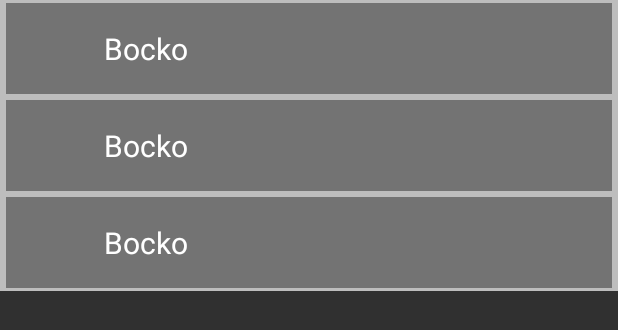
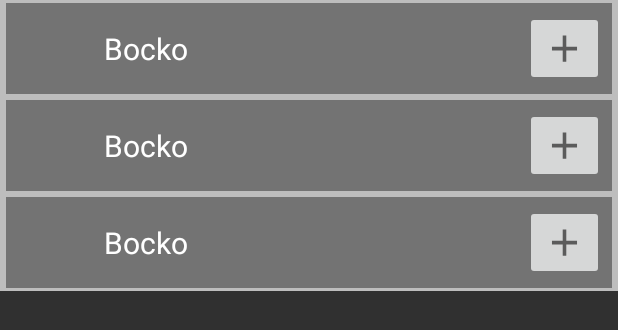
Before and after one commit to Bocko/CsStats, an Android app: the layout fragment_detail_friendlist.xml on its own in the app's theme, with its tools: preview values and no code run, on a phone screen of 412 x 824 dp. Shown: the top 330 px of the screen. Run offline under Robolectric (Android 15) with nearby library versions, the phone set to English and light mode, and no system bars.

Commit message:
added add player from friend list

```diff
--- a/app/src/main/java/hu/bme/aut/android/stats/detail/DetailActivity.kt
+++ b/app/src/main/java/hu/bme/aut/android/stats/detail/DetailActivity.kt
@@ -1,5 +1,6 @@
 package hu.bme.aut.android.stats.detail
 
+import android.content.Intent
 import androidx.appcompat.app.AppCompatActivity
 import android.os.Bundle
 import android.util.Log
@@ -9,6 +10,7 @@
 import hu.bme.aut.android.stats.R
 import hu.bme.aut.android.stats.databinding.ActivityDetailBinding
 import hu.bme.aut.android.stats.detail.adapter.DetailPagerAdapter
+import hu.bme.aut.android.stats.detail.fragment.adapter.FriendAdapter
 import hu.bme.aut.android.stats.model.ban.BanData
 import hu.bme.aut.android.stats.model.friends.FriendlistData
 import hu.bme.aut.android.stats.model.inventory.InventoryData
@@ -84,6 +86,8 @@
         }
         return super.onOptionsItemSelected(item)
     }
+
+
 
     override fun getProfileData(): ProfileData? = profileData
     override fun getStatsData(): PlayerStatsData? = statsData
--- /dev/null
+++ b/app/src/main/res/drawable/ic_baseline_add_24.xml
@@ -0,0 +1,5 @@
+<vector android:height="24dp" android:tint="#5B5B5B"
+    android:viewportHeight="24" android:viewportWidth="24"
+    android:width="24dp" xmlns:android="http://schemas.android.com/apk/res/android">
+    <path android:fillColor="@android:color/white" android:pathData="M19,13h-6v6h-2v-6H5v-2h6V5h2v6h6v2z"/>
+</vector>
--- a/app/src/main/res/layout/item_friend.xml
+++ b/app/src/main/res/layout/item_friend.xml
@@ -22,7 +22,8 @@
         <ImageView
             android:id="@+id/ivFriendImg"
             android:layout_width="50dp"
-            android:layout_height="50dp"/>
+            android:layout_height="50dp"
+            android:contentDescription="@string/friendpic" />
 
         <TextView
             android:id="@+id/tvFriendName"
@@ -36,5 +37,15 @@
             android:layout_marginRight="10dp"
             android:layout_gravity="center"/>
 
+        <ImageButton
+            android:id="@+id/ibAdd"
+            android:layout_width="25dp"
+            android:layout_height="50dp"
+            android:layout_gravity="center_vertical"
+            android:layout_weight="1"
+            android:scaleType="fitXY"
+            android:src="@drawable/ic_baseline_add_24"
+            android:contentDescription="@string/deletebutton" />
+
     </LinearLayout>
 </LinearLayout>
--- a/app/src/main/res/values/strings.xml
+++ b/app/src/main/res/values/strings.xml
@@ -49,4 +49,6 @@
     <string name="inventory">Inventory</string>
     <string name="itemName">Inventory Item Name</string>
     <string name="itemAmount">Amount:</string>
+    <string name="friendpic">FriendPic</string>
+    <string name="deletebutton">DeleteButton</string>
 </resources>
```
Also changed, not shown: app/src/main/java/hu/bme/aut/android/stats/detail/fragment/DetailFriendlistFragment.kt (+8 -3 lines), app/src/main/java/hu/bme/aut/android/stats/detail/fragment/adapter/FriendAdapter.kt (+7 -7 lines), app/src/main/java/hu/bme/aut/android/stats/menu/MenuActivity.kt (+20 -6 lines).
